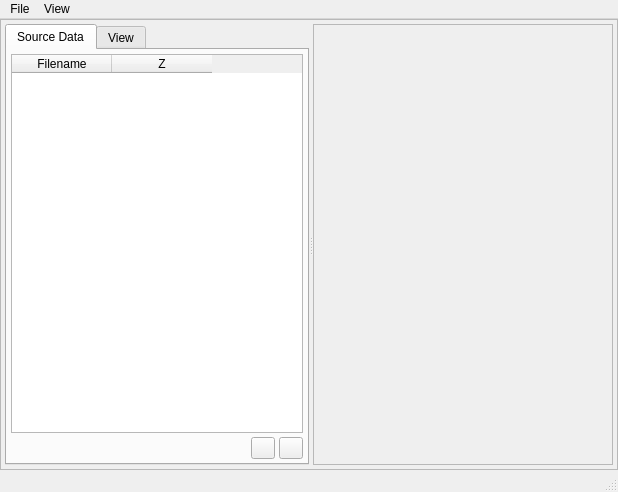
trisyoungs/uchroma, file src/gui/fqplot.ui: the form before one commit.
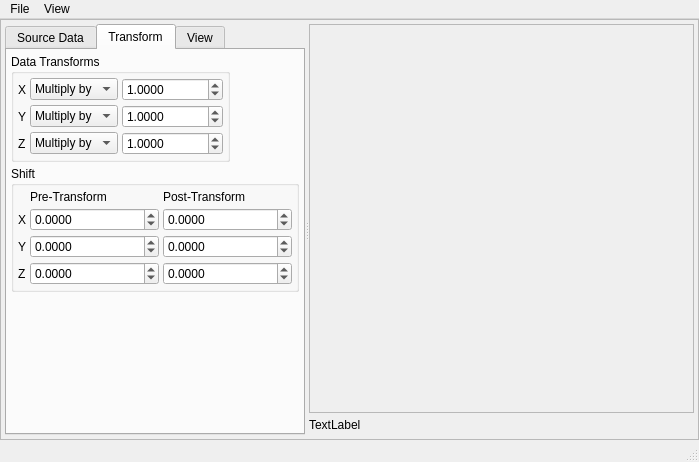
The form after the commit. The open tabs and pages were chosen to show the change. Icons and pictures are not drawn. Custom widgets are drawn as their Qt base class.

Commit message: Added retrieval / storage of base runfile name to Slice. Added new Transform tab to GUI, anv moved data scaling controls there (from View tab). Added more datafile keywords. Added Shift controls to Transform tab. Removed axisLog_ from FQPlotWindow, and added DataTransform enum covering all transform operation types.

```diff
--- a/src/gui/fqplot.ui
+++ b/src/gui/fqplot.ui
@@ -6,8 +6,8 @@
    <rect>
     <x>0</x>
     <y>0</y>
-    <width>618</width>
-    <height>492</height>
+    <width>699</width>
+    <height>462</height>
    </rect>
   </property>
   <property name="windowTitle">
@@ -26,7 +26,7 @@
       <property name="frameShadow">
        <enum>QFrame::Raised</enum>
       </property>
-      <layout class="QVBoxLayout" name="verticalLayout_4">
+      <layout class="QVBoxLayout" name="verticalLayout_7">
        <property name="spacing">
         <number>4</number>
        </property>
@@ -40,8 +40,8 @@
          </property>
          <widget class="QTabWidget" name="MainTabs">
           <property name="sizePolicy">
-           <sizepolicy hsizetype="Expanding" vsizetype="Expanding">
-            <horstretch>1</horstretch>
+           <sizepolicy hsizetype="Minimum" vsizetype="Expanding">
+            <horstretch>0</horstretch>
             <verstretch>0</verstretch>
            </sizepolicy>
           </property>
@@ -51,6 +51,12 @@
             <height>0</height>
            </size>
           </property>
+          <property name="maximumSize">
+           <size>
+            <width>300</width>
+            <height>16777215</height>
+           </size>
+          </property>
           <property name="currentIndex">
            <number>0</number>
           </property>
@@ -156,6 +162,453 @@
             </item>
            </layout>
           </widget>
+          <widget class="QWidget" name="TransformTab">
+           <attribute name="title">
+            <string>Transform</string>
+           </attribute>
+           <layout class="QVBoxLayout" name="verticalLayout_6">
+            <property name="spacing">
+             <number>4</number>
+            </property>
+            <property name="margin">
+             <number>4</number>
+            </property>
+            <item>
+             <layout class="QHBoxLayout" name="horizontalLayout_6">
+              <item>
+               <widget class="QGroupBox" name="TransformGroup">
+                <property name="title">
+                 <string>Data Transforms</string>
+                </property>
+                <layout class="QHBoxLayout" name="horizontalLayout_3">
+                 <property name="spacing">
+                  <number>4</number>
+                 </property>
+                 <property name="margin">
+                  <number>4</number>
+                 </property>
+                 <item>
+                  <layout class="QGridLayout" name="gridLayout">
+                   <item row="0" column="0">
+                    <widget class="QLabel" name="XScaleSpinLabel">
+                     <property name="sizePolicy">
+                      <sizepolicy hsizetype="Minimum" vsizetype="Preferred">
+                       <horstretch>0</horstretch>
+                       <verstretch>0</verstretch>
+                      </sizepolicy>
+                     </property>
+                     <property name="text">
+                      <string>X</string>
+                     </property>
+                    </widget>
+                   </item>
+                   <item row="0" column="2">
+                    <widget class="QDoubleSpinBox" name="TransformXValueSpin">
+                     <property name="sizePolicy">
+                      <sizepolicy hsizetype="Expanding" vsizetype="Fixed">
+                       <horstretch>0</horstretch>
+                       <verstretch>0</verstretch>
+                      </sizepolicy>
+                     </property>
+                     <property name="decimals">
+                      <number>4</number>
+                     </property>
+                     <property name="minimum">
+                      <double>-1000000.000000000000000</double>
+                     </property>
+                     <property name="maximum">
+                      <double>1000000.000000000000000</double>
+                     </property>
+                     <property name="value">
+                      <double>1.000000000000000</double>
+                     </property>
+                    </widget>
+                   </item>
+                   <item row="1" column="0">
+                    <widget class="QLabel" name="YScaleSpinLabel">
+                     <property name="sizePolicy">
+                      <sizepolicy hsizetype="Minimum" vsizetype="Preferred">
+                       <horstretch>0</horstretch>
+                       <verstretch>0</verstretch>
+                      </sizepolicy>
+                     </property>
+                     <property name="text">
+                      <string>Y</string>
+                     </property>
+                    </widget>
+                   </item>
+                   <item row="2" column="0">
+                    <widget class="QLabel" name="ZScaleSpinLabel">
+                     <property name="sizePolicy">
+                      <sizepolicy hsizetype="Minimum" vsizetype="Preferred">
+                       <horstretch>0</horstretch>
+                       <verstretch>0</verstretch>
+                      </sizepolicy>
+                     </property>
+                     <property name="text">
+                      <string>Z</string>
+                     </property>
+                    </widget>
+                   </item>
+                   <item row="1" column="2">
+                    <widget class="QDoubleSpinBox" name="TransformYValueSpin">
+                     <property name="sizePolicy">
+                      <sizepolicy hsizetype="Expanding" vsizetype="Fixed">
+                       <horstretch>0</horstretch>
+                       <verstretch>0</verstretch>
+                      </sizepolicy>
+                     </property>
+                     <property name="decimals">
+                      <number>4</number>
+                     </property>
+                     <property name="minimum">
+                      <double>-1000000.000000000000000</double>
+                     </property>
+                     <property name="maximum">
+                      <double>1000000.000000000000000</double>
+                     </property>
+                     <property name="value">
+                      <double>1.000000000000000</double>
+                     </property>
+                    </widget>
+                   </item>
+                   <item row="2" column="2">
+                    <widget class="QDoubleSpinBox" name="TransformZValueSpin">
+                     <property name="sizePolicy">
+                      <sizepolicy hsizetype="Expanding" vsizetype="Fixed">
+                       <horstretch>0</horstretch>
+                       <verstretch>0</verstretch>
+                      </sizepolicy>
+                     </property>
+                     <property name="decimals">
+                      <number>4</number>
+                     </property>
+                     <property name="minimum">
+                      <double>-1000000.000000000000000</double>
+                     </property>
+                     <property name="maximum">
+                      <double>1000000.000000000000000</double>
+                     </property>
+                     <property name="value">
+                      <double>1.000000000000000</double>
+                     </property>
+                    </widget>
+                   </item>
+                   <item row="0" column="1">
+                    <widget class="QComboBox" name="TransformXTypeCombo">
+                     <item>
+                      <property name="text">
+                       <string>Multiply by</string>
+                      </property>
+                     </item>
+                     <item>
+                      <property name="text">
+                       <string>Divide by</string>
+                      </property>
+                     </item>
+                     <item>
+                      <property name="text">
+                       <string>Log10</string>
+                      </property>
+                     </item>
+                     <item>
+                      <property name="text">
+                       <string>Ln</string>
+                      </property>
+                     </item>
+                    </widget>
+                   </item>
+                   <item row="1" column="1">
+                    <widget class="QComboBox" name="TransformYTypeCombo">
+                     <item>
+                      <property name="text">
+                       <string>Multiply by</string>
+                      </property>
+                     </item>
+                     <item>
+                      <property name="text">
+                       <string>Divide by</string>
+                      </property>
+                     </item>
+                     <item>
+                      <property name="text">
+                       <string>Log10</string>
+                      </property>
+                     </item>
+                     <item>
+                      <property name="text">
+                       <string>Ln</string>
+                      </property>
+                     </item>
+                    </widget>
+                   </item>
+                   <item row="2" column="1">
+                    <widget class="QComboBox" name="TransformZTypeCombo">
+                     <item>
+                      <property name="text">
+                       <string>Multiply by</string>
+                      </property>
+                     </item>
+                     <item>
+                      <property name="text">
+                       <string>Divide by</string>
+                      </property>
+                     </item>
+                     <item>
+                      <property name="text">
+                       <string>Log10</string>
+                      </property>
+                     </item>
+                     <item>
+                      <property name="text">
+                       <string>Ln</string>
+                      </property>
+                     </item>
+                    </widget>
+                   </item>
+                  </layout>
+                 </item>
+                </layout>
+               </widget>
+              </item>
+              <item>
+               <spacer name="horizontalSpacer_3">
+                <property name="orientation">
+                 <enum>Qt::Horizontal</enum>
+                </property>
+                <property name="sizeHint" stdset="0">
+                 <size>
+                  <width>40</width>
+                  <height>20</height>
+                 </size>
+                </property>
+               </spacer>
+              </item>
+             </layout>
+            </item>
+            <item>
+             <layout class="QHBoxLayout" name="horizontalLayout_12">
+              <item>
+               <widget class="QGroupBox" name="ShiftGroup">
+                <property name="title">
+                 <string>Shift</string>
+                </property>
+                <layout class="QHBoxLayout" name="horizontalLayout_13">
+                 <property name="spacing">
+                  <number>4</number>
+                 </property>
+                 <property name="margin">
+                  <number>4</number>
+                 </property>
+                 <item>
+                  <layout class="QGridLayout" name="gridLayout_4">
+                   <item row="1" column="0">
+                    <widget class="QLabel" name="XScaleShiftLabel">
+                     <property name="sizePolicy">
+                      <sizepolicy hsizetype="Minimum" vsizetype="Preferred">
+                       <horstretch>0</horstretch>
+                       <verstretch>0</verstretch>
+                      </sizepolicy>
+                     </property>
+                     <property name="text">
+                      <string>X</string>
+                     </property>
+                    </widget>
+                   </item>
+                   <item row="2" column="0">
+                    <widget class="QLabel" name="YScaleShiftLabel">
+                     <property name="sizePolicy">
+                      <sizepolicy hsizetype="Minimum" vsizetype="Preferred">
+                       <horstretch>0</horstretch>
+                       <verstretch>0</verstretch>
+                      </sizepolicy>
+                     </property>
+                     <property name="text">
+                      <string>Y</string>
+                     </property>
+                    </widget>
+                   </item>
+                   <item row="3" column="0">
+                    <widget class="QLabel" name="ZScaleShiftLabel">
+                     <property name="sizePolicy">
+                      <sizepolicy hsizetype="Minimum" vsizetype="Preferred">
+                       <horstretch>0</horstretch>
+                       <verstretch>0</verstretch>
+                      </sizepolicy>
+                     </property>
+                     <property name="text">
+                      <string>Z</string>
+                     </property>
+                    </widget>
+                   </item>
+                   <item row="0" column="2">
+                    <widget class="QLabel" name="label_3">
+                     <property name="text">
+                      <string>Post-Transform</string>
+                     </property>
+                    </widget>
+                   </item>
+                   <item row="2" column="1">
+                    <widget class="QDoubleSpinBox" name="TransformYPreShiftSpin">
+                     <property name="sizePolicy">
+                      <sizepolicy hsizetype="Expanding" vsizetype="Fixed">
+                       <horstretch>0</horstretch>
+                       <verstretch>0</verstretch>
+                      </sizepolicy>
+                     </property>
+                     <property name="decimals">
+                      <number>4</number>
+                     </property>
+                     <property name="minimum">
+                      <double>-1000000.000000000000000</double>
+                     </property>
+                     <property name="maximum">
+                      <double>1000000.000000000000000</double>
+                     </property>
+                     <property name="value">
+                      <double>0.000000000000000</double>
+                     </property>
+                    </widget>
+                   </item>
+                   <item row="3" column="1">
+                    <widget class="QDoubleSpinBox" name="TransformZPreShiftSpin">
+                     <property name="sizePolicy">
+                      <sizepolicy hsizetype="Expanding" vsizetype="Fixed">
+                       <horstretch>0</horstretch>
+                       <verstretch>0</verstretch>
+                      </sizepolicy>
+                     </property>
+                     <property name="decimals">
+                      <number>4</number>
+                     </property>
+                     <property name="minimum">
+                      <double>-1000000.000000000000000</double>
+                     </property>
+                     <property name="maximum">
+                      <double>1000000.000000000000000</double>
+                     </property>
+                     <property name="value">
+                      <double>0.000000000000000</double>
+                     </property>
+                    </widget>
+                   </item>
+                   <item row="0" column="1">
+                    <widget class="QLabel" name="label_2">
+                     <property name="text">
+                      <string>Pre-Transform</string>
+                     </property>
+                    </widget>
+                   </item>
+                   <item row="1" column="2">
+                    <widget class="QDoubleSpinBox" name="TransformXPostShiftSpin">
+                     <property name="sizePolicy">
+                      <sizepolicy hsizetype="Expanding" vsizetype="Fixed">
+                       <horstretch>0</horstretch>
+                       <verstretch>0</verstretch>
+                      </sizepolicy>
+                     </property>
+                     <property name="decimals">
+                      <number>4</number>
+                     </property>
+                     <property name="minimum">
+                      <double>-1000000.000000000000000</double>
+                     </property>
+                     <property name="maximum">
+                      <double>1000000.000000000000000</double>
+                     </property>
+                     <property name="value">
+                      <double>0.000000000000000</double>
+                     </property>
+                    </widget>
+                   </item>
+                   <item row="2" column="2">
+                    <widget class="QDoubleSpinBox" name="TransformYPostShiftSpin">
+                     <property name="sizePolicy">
+                      <sizepolicy hsizetype="Expanding" vsizetype="Fixed">
+                       <horstretch>0</horstretch>
+                       <verstretch>0</verstretch>
+                      </sizepolicy>
+                     </property>
+                     <property name="decimals">
+                      <number>4</number>
+                     </property>
+                     <property name="minimum">
+                      <double>-1000000.000000000000000</double>
+                     </property>
+                     <property name="maximum">
+                      <double>1000000.000000000000000</double>
+                     </property>
+                     <property name="value">
+                      <double>0.000000000000000</double>
+                     </property>
+                    </widget>
+                   </item>
+                   <item row="1" column="1">
+                    <widget class="QDoubleSpinBox" name="TransformXPreShiftSpin">
+                     <property name="sizePolicy">
+                      <sizepolicy hsizetype="Expanding" vsizetype="Fixed">
+                       <horstretch>0</horstretch>
+                       <verstretch>0</verstretch>
+                      </sizepolicy>
+                     </property>
+                     <property name="decimals">
+                      <number>4</number>
+                     </property>
+                     <property name="minimum">
+                      <double>-1000000.000000000000000</double>
+                     </property>
+                     <property name="maximum">
+                      <double>1000000.000000000000000</double>
+                     </property>
+                     <property name="value">
+                      <double>0.000000000000000</double>
+                     </property>
+                    </widget>
+                   </item>
+                   <item row="3" column="2">
+                    <widget class="QDoubleSpinBox" name="TransformZPostShiftSpin">
+                     <property name="sizePolicy">
+                      <sizepolicy hsizetype="Expanding" vsizetype="Fixed">
+                       <horstretch>0</horstretch>
+                       <verstretch>0</verstretch>
+                      </sizepolicy>
+                     </property>
+                     <property name="decimals">
+                      <number>4</number>
+                     </property>
+                     <property name="minimum">
+                      <double>-1000000.000000000000000</double>
+                     </property>
+                     <property name="maximum">
+                      <double>1000000.000000000000000</double>
+                     </property>
+                     <property name="value">
+                      <double>0.000000000000000</double>
+                     </property>
+                    </widget>
+                   </item>
+                  </layout>
+                 </item>
+                </layout>
+               </widget>
+              </item>
+             </layout>
+            </item>
+            <item>
+             <spacer name="verticalSpacer_2">
+              <property name="orientation">
+               <enum>Qt::Vertical</enum>
+              </property>
+              <property name="sizeHint" stdset="0">
+               <size>
+                <width>20</width>
+                <height>262</height>
+               </size>
+              </property>
+             </spacer>
+            </item>
+           </layout>
+          </widget>
           <widget class="QWidget" name="View">
            <attribute name="title">
             <string>View</string>
@@ -464,151 +917,6 @@
                 </layout>
                </widget>
               </item>
-              <item>
-               <spacer name="horizontalSpacer_4">
-                <property name="orientation">
-                 <enum>Qt::Horizontal</enum>
-                </property>
-                <property name="sizeHint" stdset="0">
-                 <size>
-                  <width>40</width>
-                  <height>20</height>
-                 </size>
-                </property>
-               </spacer>
-              </item>
-             </layout>
-            </item>
-            <item>
-             <layout class="QHBoxLayout" name="horizontalLayout_6">
-              <item>
-               <widget class="QGroupBox" name="ScalesGroup">
-                <property name="title">
-                 <string>Scales</string>
-                </property>
-                <layout class="QHBoxLayout" name="horizontalLayout_3">
-                 <property name="spacing">
-                  <number>4</number>
-                 </property>
-                 <property name="margin">
-                  <number>4</number>
-                 </property>
-                 <item>
-                  <layout class="QGridLayout" name="gridLayout">
-                   <item row="0" column="0">
-                    <widget class="QLabel" name="XScaleSpinLabel">
-                     <property name="sizePolicy">
-                      <sizepolicy hsizetype="Minimum" vsizetype="Preferred">
-                       <horstretch>0</horstretch>
-                       <verstretch>0</verstretch>
-                      </sizepolicy>
-                     </property>
-                     <property name="text">
-                      <string>X</string>
-                     </property>
-                    </widget>
-                   </item>
-                   <item row="0" column="1">
-                    <widget class="QDoubleSpinBox" name="XScaleSpin">
-                     <property name="sizePolicy">
-                      <sizepolicy hsizetype="Expanding" vsizetype="Fixed">
-                       <horstretch>0</horstretch>
-                       <verstretch>0</verstretch>
-                      </sizepolicy>
-                     </property>
-                     <property name="decimals">
-                      <number>3</number>
-                     </property>
-                     <property name="maximum">
-                      <double>1000000.000000000000000</double>
-                     </property>
-                     <property name="value">
-                      <double>1.000000000000000</double>
-                     </property>
-                    </widget>
-                   </item>
-                   <item row="1" column="0">
-                    <widget class="QLabel" name="YScaleSpinLabel">
-                     <property name="sizePolicy">
-                      <sizepolicy hsizetype="Minimum" vsizetype="Preferred">
-                       <horstretch>0</horstretch>
-                       <verstretch>0</verstretch>
-                      </sizepolicy>
-                     </property>
-                     <property name="text">
-                      <string>Y</string>
-                     </property>
-                    </widget>
-                   </item>
-                   <item row="2" column="0">
-                    <widget class="QLabel" name="ZScaleSpinLabel">
-                     <property name="sizePolicy">
-                      <sizepolicy hsizetype="Minimum" vsizetype="Preferred">
-                       <horstretch>0</horstretch>
-                       <verstretch>0</verstretch>
-                      </sizepolicy>
-                     </property>
-                     <property name="text">
-                      <string>Z</string>
-                     </property>
-                    </widget>
-                   </item>
-                   <item row="1" column="1">
-                    <widget class="QDoubleSpinBox" name="YScaleSpin">
-                     <property name="sizePolicy">
-                      <sizepolicy hsizetype="Expanding" vsizetype="Fixed">
-                       <horstretch>0</horstretch>
-                       <verstretch>0</verstretch>
-                      </sizepolicy>
-                     </property>
-                     <property name="decimals">
-                      <number>3</number>
-                     </property>
-                     <property name="maximum">
-                      <double>1000000.000000000000000</double>
-                     </property>
-                     <property name="value">
-                      <double>1.000000000000000</double>
-                     </property>
-                    </widget>
-                   </item>
-                   <item row="2" column="1">
-                    <widget class="QDoubleSpinBox" name="ZScaleSpin">
-                     <property name="sizePolicy">
-                      <sizepolicy hsizetype="Expanding" vsizetype="Fixed">
-                       <horstretch>0</horstretch>
-                       <verstretch>0</verstretch>
-                      </sizepolicy>
-                     </property>
-                     <property name="decimals">
-                      <number>3</number>
-                     </property>
-                     <property name="maximum">
-                      <double>1000000.000000000000000</double>
-                     </property>
-                     <property name="value">
-                      <double>1.000000000000000</double>
-                     </property>
-                    </widget>
-                   </item>
-                  </layout>
-                 </item>
-                </layout>
-               </widget>
-              </item>
-              <item>
-               <spacer name="horizontalSpacer_3">
-                <property name="orientation">
-                 <enum>Qt::Horizontal</enum>
-                </property>
-                <property name="sizeHint" stdset="0">
-                 <size>
-                  <width>40</width>
-                  <height>20</height>
-                 </size>
-                </property>
-               </spacer>
-              </item>
              </layout>
             </item>
             <item>
@@ -627,48 +935,81 @@
            </layout>
           </widget>
          </widget>
-         <widget class="QFrame" name="MainViewFrame">
-          <property name="sizePolicy">
-           <sizepolicy hsizetype="Expanding" vsizetype="Expanding">
-            <horstretch>1</horstretch>
-            <verstretch>0</verstretch>
-           </sizepolicy>
-          </property>
-          <property name="minimumSize">
-           <size>
-            <width>300</width>
-            <height>0</height>
-           </size>
-          </property>
-          <property name="frameShape">
-           <enum>QFrame::StyledPanel</enum>
-          </property>
-          <property name="frameShadow">
-           <enum>QFrame::Sunken</enum>
-          </property>
-          <layout class="QHBoxLayout" name="horizontalLayout">
+         <widget class="QWidget" name="">
+          <layout class="QVBoxLayout" name="verticalLayout_4">
            <property name="spacing">
-            <number>0</number>
-           </property>
-           <property name="margin">
-            <number>0</number>
+            <number>2</number>
            </property>
            <item>
-            <widget class="Viewer" name="MainView" native="true">
+            <widget class="QFrame" name="MainViewFrame">
              <property name="sizePolicy">
               <sizepolicy hsizetype="Expanding" vsizetype="Expanding">
-               <horstretch>1</horstretch>
+               <horstretch>0</horstretch>
                <verstretch>0</verstretch>
               </sizepolicy>
              </property>
-             <property name="cursor">
-              <cursorShape>CrossCursor</cursorShape>
+             <property name="minimumSize">
+              <size>
+               <width>300</width>
+               <height>0</height>
+              </size>
              </property>
-             <property name="mouseTracking">
-              <bool>true</bool>
+             <property name="frameShape">
+              <enum>QFrame::StyledPanel</enum>
              </property>
+             <property name="frameShadow">
+              <enum>QFrame::Sunken</enum>
+             </property>
+             <layout class="QHBoxLayout" name="horizontalLayout">
+              <property name="spacing">
+               <number>0</number>
+              </property>
+              <property name="margin">
+               <number>0</number>
+              </property>
+              <item>
+               <widget class="Viewer" name="MainView" native="true">
+                <property name="sizePolicy">
+                 <sizepolicy hsizetype="Expanding" vsizetype="Expanding">
+                  <horstretch>0</horstretch>
+                  <verstretch>0</verstretch>
+                 </sizepolicy>
+                </property>
+                <property name="cursor">
+                 <cursorShape>CrossCursor</cursorShape>
+                </property>
+                <property name="mouseTracking">
+                 <bool>true</bool>
+                </property>
+               </widget>
+              </item>
+             </layout>
             </widget>
            </item>
+           <item>
+            <layout class="QHBoxLayout" name="horizontalLayout_11">
+             <item>
+              <widget class="QLabel" name="NTrianglesLabel">
+               <property name="text">
+                <string>TextLabel</string>
+               </property>
+              </widget>
+             </item>
+             <item>
+              <spacer name="horizontalSpacer_4">
+               <property name="orientation">
+                <enum>Qt::Horizontal</enum>
+               </property>
+               <property name="sizeHint" stdset="0">
+                <size>
+                 <width>40</width>
+                 <height>20</height>
+                </size>
+               </property>
+              </spacer>
+             </item>
+            </layout>
+           </item>
           </layout>
          </widget>
         </widget>
@@ -683,7 +1024,7 @@
     <rect>
      <x>0</x>
      <y>0</y>
-     <width>618</width>
+     <width>699</width>
      <height>27</height>
     </rect>
    </property>
```
Left out of the diff: 63 changed lines with no effect on the pictures. The commit also changes 14 other files.
